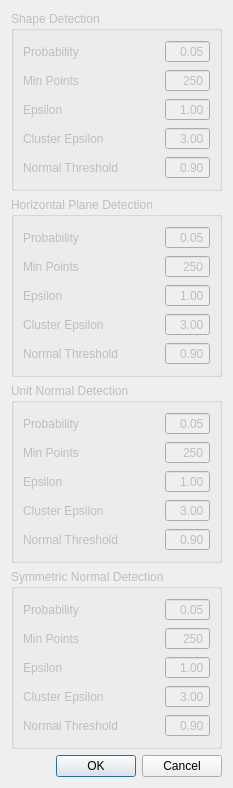
Above: Settings_dialog.ui from aboudev/alg_vis before the change. Below: the same form after it.
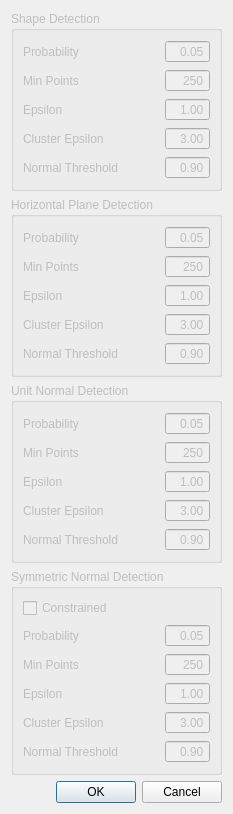
That is the form after the change.

Commit message: add constrained symmetric normal detection

```diff
--- a/Settings_dialog.ui
+++ b/Settings_dialog.ui
@@ -476,6 +476,13 @@
       <string>Symmetric Normal Detection</string>
      </property>
      <layout class="QVBoxLayout" name="verticalLayout_5">
+      <item>
+       <widget class="QCheckBox" name="snormal_detection_is_constrained">
+        <property name="text">
+         <string>Constrained</string>
+        </property>
+       </widget>
+      </item>
       <item>
        <layout class="QGridLayout" name="gridLayout_4">
         <item row="0" column="1">
```
The commit also changes 6 other files.
